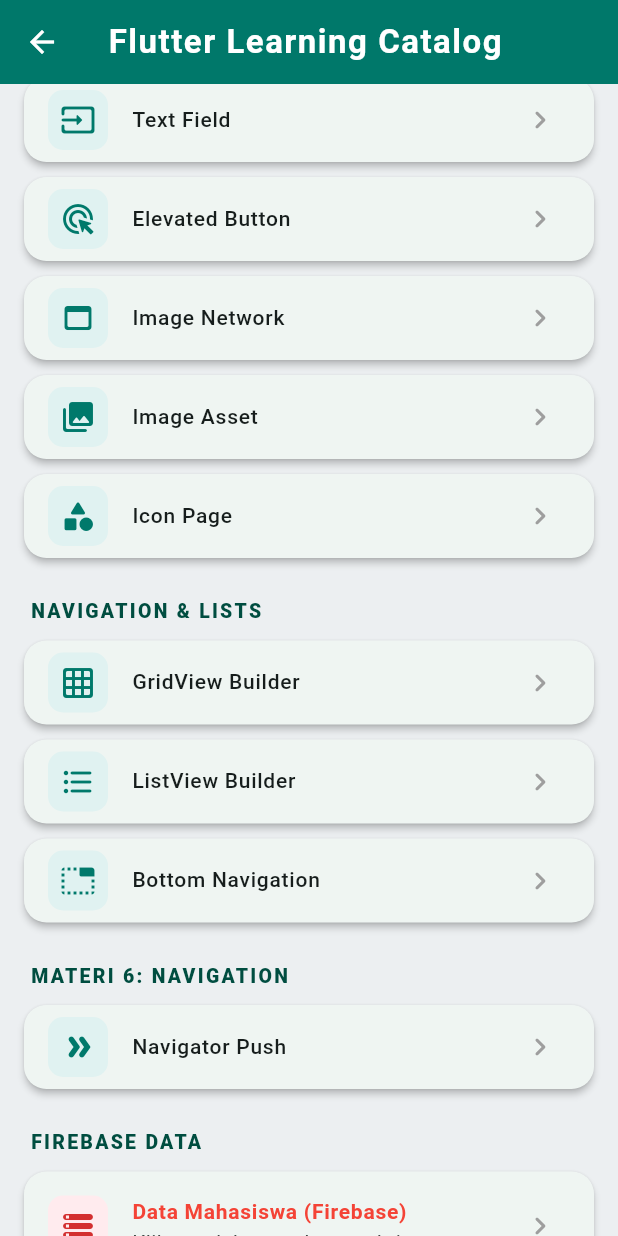
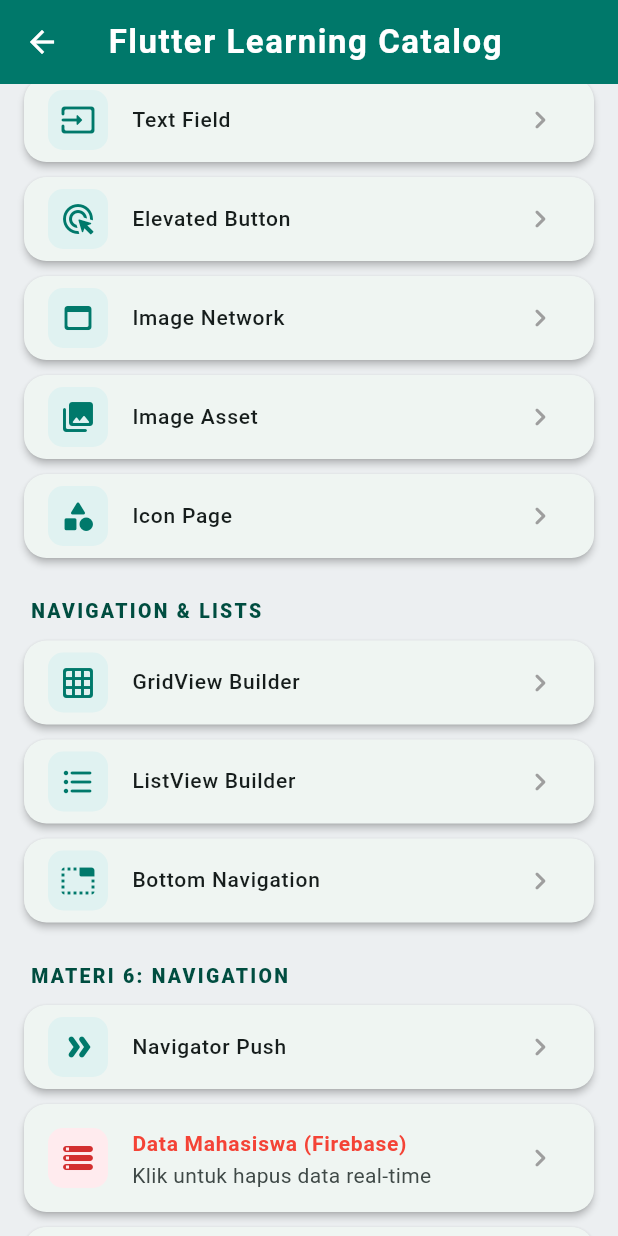
Before and after one commit to Prasetyo199/flutter_projek, a Flutter app: the HomeMenu screen opened directly, scrolled down 576 dp, on a phone screen of 412 x 824 dp. Run offline on Flutter 3.47's test engine with Material 3 defaults, Android fonts, the light colour scheme and no system bars; our stand-ins replace cloud_firestore, dio, supabase_flutter; accounts and stored records are empty.

Commit message:
merapikan tampilan home

```diff
--- a/lib/view/widgets/home_menu.dart
+++ b/lib/view/widgets/home_menu.dart
@@ -61,8 +61,7 @@
           _buildHeader('Materi 6: Navigation'),
           _menuItem(context, 'Navigator Push', const PushNavigationPage(), Icons.double_arrow_rounded),
 
-          // --- PENAMBAHAN MENU FIREBASE DI SINI ---
-          _buildHeader('Firebase Data'),
+
           Card(
             elevation: 2,
             margin: const EdgeInsets.only(bottom: 10),
```
